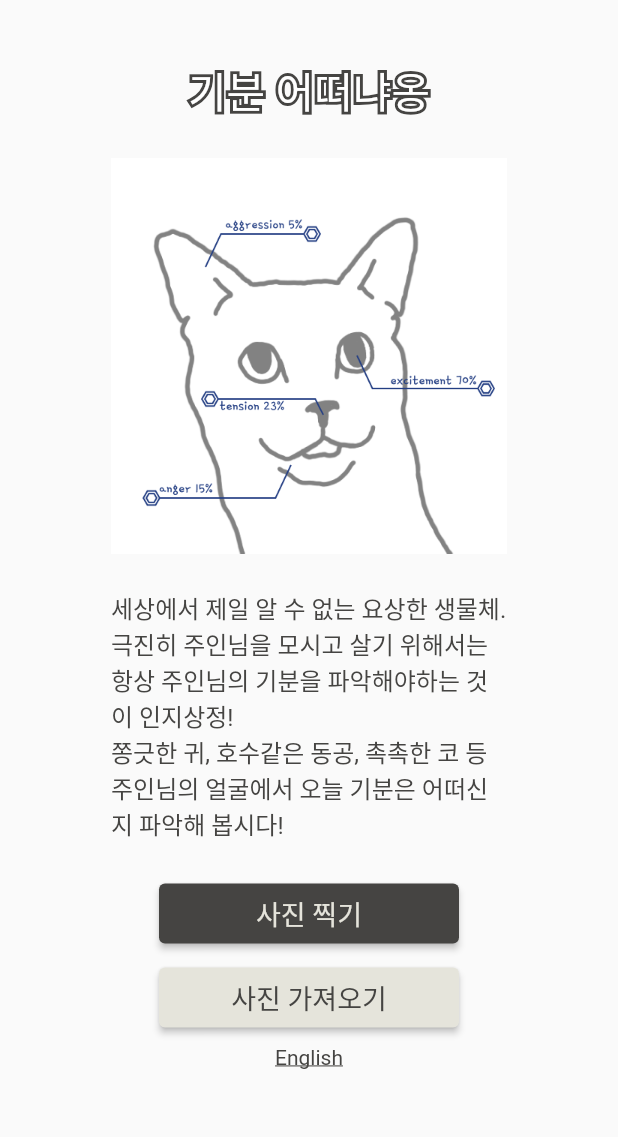
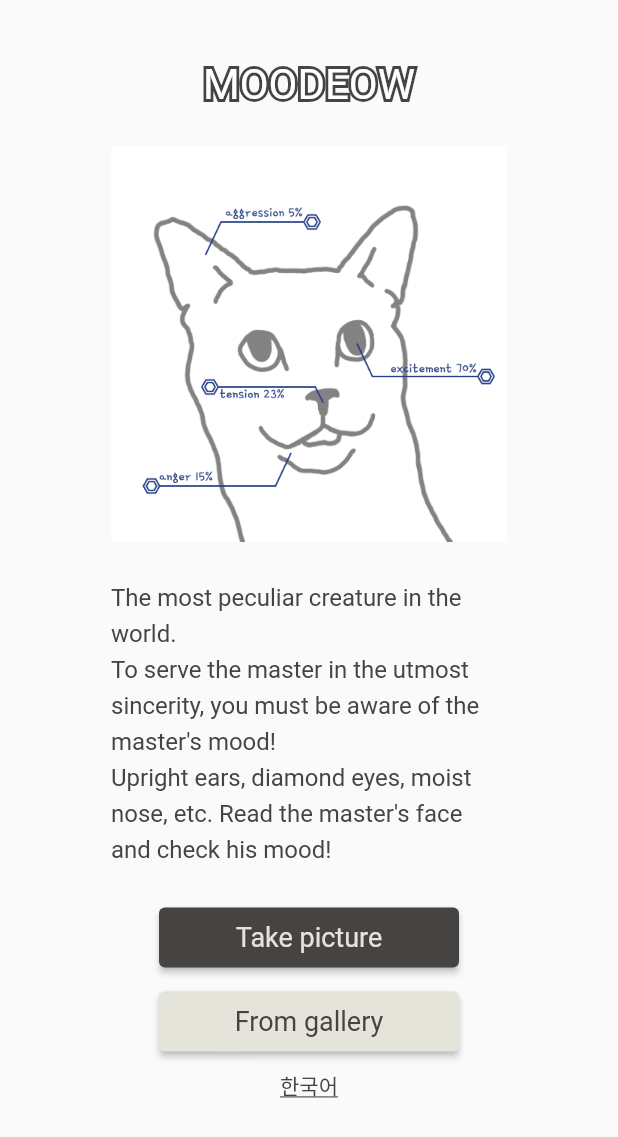
Before and after one commit to donna6355/cat_face, a Flutter app: the screen it shows after launch, on a phone screen of 412 x 824 dp. Shown: the top 1137 px of the screen. Run offline on Flutter 3.47's test engine with Material 2 defaults, Android fonts, the phone set to English and light mode, and no system bars; our stand-ins replace shared_preferences; missing offline and left inert: tflite_flutter, tflite_flutter_helper; Roboto replaces fonts that are missing (GamjaFlower).

Commit message:
[wip] localization for en and ko

```diff
--- a/lib/core/core.dart
+++ b/lib/core/core.dart
@@ -1,2 +1,5 @@
 export './common_style.dart';
 export './constants.dart';
+export './localization/languages.dart';
+export './localization/store_lang_setting.dart';
+export './localization/localizations_delegate.dart';
--- /dev/null
+++ b/lib/core/localization/languages.dart
@@ -0,0 +1,13 @@
+import 'package:flutter/material.dart';
+
+abstract class Languages {
+  static Languages? of(BuildContext context) {
+    return Localizations.of<Languages>(context, Languages);
+  }
+
+  String get appName;
+  String get appDescription;
+  String get takePic;
+  String get getPic;
+  String get lang;
+}
--- /dev/null
+++ b/lib/core/localization/languages_en.dart
@@ -0,0 +1,15 @@
+import './languages.dart';
+
+class LanguagesEn extends Languages {
+  @override
+  String get appName => 'MOODEOW';
+  @override
+  String get appDescription =>
+      '''The most peculiar creature in the world.\nTo serve the master in the utmost sincerity, you must be aware of the master's mood!\nUpright ears, diamond eyes, moist nose, etc. Read the master's face and check his mood!''';
+  @override
+  String get takePic => 'Take picture';
+  @override
+  String get getPic => 'From gallery';
+  @override
+  String get lang => '한국어';
+}
--- /dev/null
+++ b/lib/core/localization/languages_ko.dart
@@ -0,0 +1,15 @@
+import './languages.dart';
+
+class LanguagesKo extends Languages {
+  @override
+  String get appName => '기분 어떠냐옹';
+  @override
+  String get appDescription =>
+      '''세상에서 제일 알 수 없는 요상한 생물체.\n극진히 주인님을 모시고 살기 위해서는 항상 주인님의 기분을 파악해야하는 것이 인지상정!\n쫑긋한 귀, 호수같은 동공, 촉촉한 코 등 주인님의 얼굴에서 오늘 기분은 어떠신지 파악해 봅시다!''';
+  @override
+  String get takePic => '사진 찍기';
+  @override
+  String get getPic => '사진 가져오기';
+  @override
+  String get lang => 'English';
+}
--- /dev/null
+++ b/lib/core/localization/localizations_delegate.dart
@@ -0,0 +1,28 @@
+import 'package:flutter/material.dart';
+import './languages.dart';
+import './languages_en.dart';
+import './languages_ko.dart';
+
+class AppLocalizationsDelegate extends LocalizationsDelegate<Languages> {
+  const AppLocalizationsDelegate();
+
+  @override
+  bool isSupported(Locale locale) => ['en', 'ko'].contains(locale.languageCode);
+
+  @override
+  Future<Languages> load(Locale locale) => _load(locale);
+
+  static Future<Languages> _load(Locale locale) async {
+    switch (locale.languageCode) {
+      case 'en':
+        return LanguagesEn();
+      case 'ko':
+        return LanguagesKo();
+      default:
+        return LanguagesEn();
+    }
+  }
+
+  @override
+  bool shouldReload(LocalizationsDelegate<Languages> old) => false;
+}
--- a/lib/main.dart
+++ b/lib/main.dart
@@ -1,4 +1,6 @@
 import 'package:flutter/material.dart';
+import 'package:flutter_localizations/flutter_localizations.dart';
+
 import './core/core.dart';
 import './presentation/screens/screens.dart';
 
@@ -6,13 +8,61 @@ void main() {
   runApp(const MyApp());
 }
 
-class MyApp extends StatelessWidget {
+class MyApp extends StatefulWidget {
   const MyApp({super.key});
+
+  static void setLocale(BuildContext context, Locale newLocale) {
+    var state = context.findAncestorStateOfType<_MyAppState>();
+    state?.setLocale(newLocale);
+  }
+
+  @override
+  State<MyApp> createState() => _MyAppState();
+}
+
+class _MyAppState extends State<MyApp> {
+  Locale? _locale;
+
+  void setLocale(Locale locale) {
+    setState(() {
+      _locale = locale;
+    });
+  }
+
+  @override
+  void didChangeDependencies() async {
+    getLocale().then((locale) {
+      setState(() {
+        _locale = locale;
+      });
+    });
+    super.didChangeDependencies();
+  }
 
   @override
   Widget build(BuildContext context) {
     return MaterialApp(
       title: Constants.appTitle,
+      locale: _locale,
+      localizationsDelegates: const [
+        AppLocalizationsDelegate(),
+        GlobalMaterialLocalizations.delegate,
+        GlobalWidgetsLocalizations.delegate,
+        GlobalCupertinoLocalizations.delegate,
+      ],
+      supportedLocales: const [
+        Locale('en', ''),
+        Locale('ko', ''),
+      ],
+      localeResolutionCallback: (locale, supportedLocales) {
+        for (var supportedLocale in supportedLocales) {
+          if (supportedLocale.languageCode == locale?.languageCode &&
+              supportedLocale.countryCode == locale?.countryCode) {
+            return supportedLocale;
+          }
+        }
+        return supportedLocales.first;
+      },
       theme: ThemeData(
         elevatedButtonTheme:
             ElevatedButtonThemeData(style: CommonStyle.basicBtn),
--- a/lib/presentation/screens/home.dart
+++ b/lib/presentation/screens/home.dart
@@ -1,6 +1,6 @@
 import 'package:flutter/material.dart';
+import '../components/components.dart';
 import '../../core/core.dart';
-import '../components/components.dart';
 
 class Home extends StatelessWidget {
   const Home({super.key});
@@ -14,23 +14,30 @@ class Home extends StatelessWidget {
           padding: const EdgeInsets.symmetric(vertical: 40, horizontal: 48),
           child: Column(
             children: [
-              OutlinedText(label: '기분 어떠냐옹'),
+              OutlinedText(
+                label: Languages.of(context)!.appName,
+              ),
               Padding(
                 padding: const EdgeInsets.only(top: 24),
                 child: Image.asset(Assets.homeImg, width: 264),
               ),
-              ParagraphText(
-                  '''세상에서 제일 알 수 없는 요상한 생물체.\n극진히 주인님을 모시고 살기 위해서는 항상 주인님의 기분을 파악해야하는 것이 인지상정!\n쫑긋한 귀, 호수같은 동공, 촉촉한 코 등 주인님의 얼굴에서 오늘 기분은 어떠신지 파악해 봅시다!'''),
-              ElevatedButton(onPressed: () {}, child: Text('사진 찍기')),
+              ParagraphText(Languages.of(context)!.appDescription),
+              ElevatedButton(
+                  onPressed: () {},
+                  child: Text(Languages.of(context)!.takePic)),
               Padding(
                 padding: const EdgeInsets.symmetric(vertical: 8.0),
                 child: ElevatedButton(
                   onPressed: () {},
-                  child: Text('사진 가져오기'),
                   style: CommonStyle.reverseBtn,
+                  child: Text(Languages.of(context)!.getPic),
                 ),
               ),
-              UnderlineText(label: 'English'),
+              UnderlineText(
+                label: Languages.of(context)!.lang,
+                onTap: () =>
+                    changeLanguage(context, Languages.of(context)!.lang),
+              ),
             ],
           ),
         ),
--- a/pubspec.yaml
+++ b/pubspec.yaml
@@ -10,6 +10,8 @@ environment:
 dependencies:
   flutter:
     sdk: flutter
+  flutter_localizations:
+    sdk: flutter
   cupertino_icons: ^1.0.2
   tflite_flutter: ^0.9.0
   tflite_flutter_helper:
@@ -20,6 +22,7 @@ dependencies:
   image_cropper: ^5.0.0
   camera: ^0.8.1+7
   image_picker: ^1.0.0
+  shared_preferences: ^2.2.0
 
 dev_dependencies:
   flutter_test:
```
Also changed, not shown: lib/core/localization/store_lang_setting.dart (added, +27 -0 lines), pubspec.lock, 1 other file.
